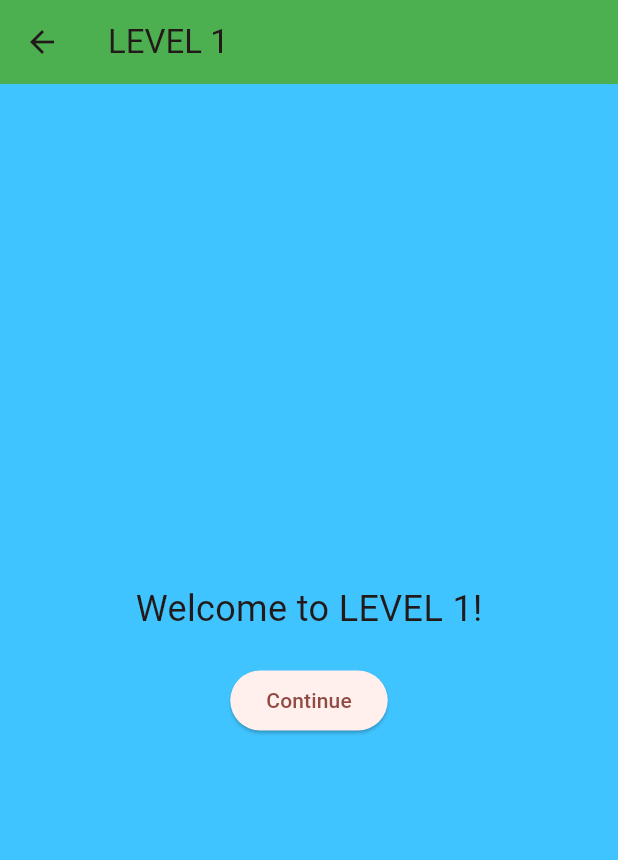
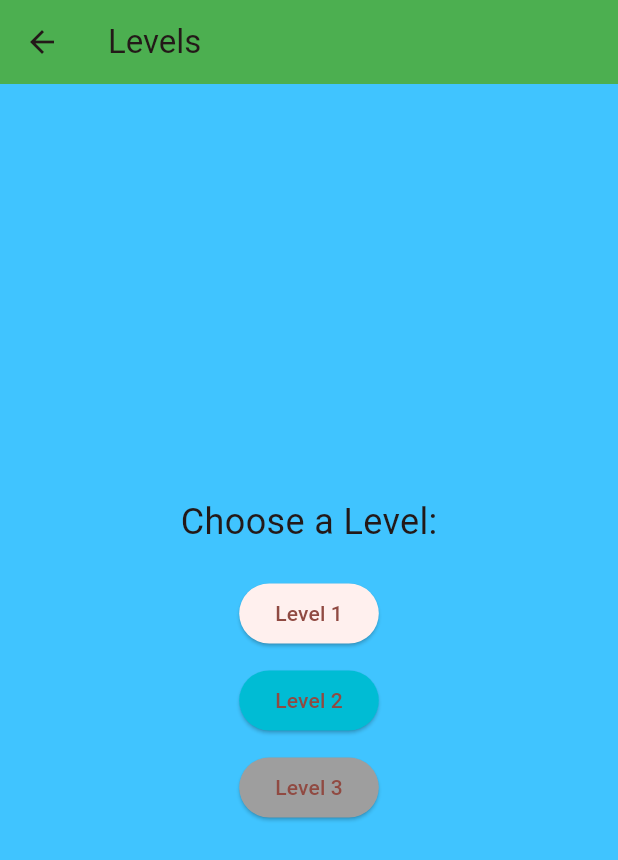
Before and after one commit to nandananp/money-matrix-front-end, a Flutter app: the InstructionsPage screen opened directly, after a tap on "Next", on a phone screen of 412 x 824 dp. Shown: the top 860 px of the screen. Run offline on Flutter 3.47's test engine with Material 3 defaults, Android fonts, the phone set to English and light mode, and no system bars.

Commit message:
feature: frame addition

```diff
--- a/lib/main.dart
+++ b/lib/main.dart
@@ -168,11 +168,75 @@ class InstructionsPage extends StatelessWidget {
                 Navigator.push(
                   context,
                   MaterialPageRoute(
+                    builder: (context) => const LevelsPage(), // Navigate to LevelsPage
+                  ),
+                );
+              },
+              child: const Text('Next'),
+            ),
+          ],
+        ),
+      ),
+    );
+  }
+}
+
+class LevelsPage extends StatelessWidget {
+  const LevelsPage({super.key});
+
+  @override
+  Widget build(BuildContext context) {
+    return Scaffold(
+      backgroundColor: Colors.lightBlueAccent,
+      appBar: AppBar(
+        title: const Text('Levels'),
+        backgroundColor: Colors.green,
+      ),
+      body: Center(
+        child: Column(
+          mainAxisAlignment: MainAxisAlignment.center,
+          children: [
+            const Text(
+              'Choose a Level:',
+              style: TextStyle(fontSize: 24),
+            ),
+            const SizedBox(height: 20), // Add some spacing
+            ElevatedButton(
+              onPressed: () {
+                Navigator.push(
+                  context,
+                  MaterialPageRoute(
                     builder: (context) => const NextPage(),
                   ),
                 );
               },
-              child: const Text('Next'),
+              child: const Text('Level 1'), // Navigate to Level 1 page
+            ),
+            const SizedBox(height: 10),
+            ElevatedButton(
+              onPressed: () {
+                // Level 2 is locked, do nothing or show a message
+                ScaffoldMessenger.of(context).showSnackBar(
+                  const SnackBar(content: Text('Level 2 is locked!')),
+                );
+              },
+              child: const Text('Level 2'), // Locked level
+              style: ElevatedButton.styleFrom(
+                primary: Colors.cyan, // Gray for locked level
+              ),
+            ),
+            const SizedBox(height: 10),
+            ElevatedButton(
+              onPressed: () {
+                // Level 3 is locked, do nothing or show a message
+                ScaffoldMessenger.of(context).showSnackBar(
+                  const SnackBar(content: Text('Level 3 is locked!')),
+                );
+              },
+              child: const Text('Level 3'), // Locked level
+              style: ElevatedButton.styleFrom(
+                primary: Colors.grey, // Gray for locked level
+              ),
             ),
           ],
         ),
@@ -195,7 +259,6 @@ class NextPage extends StatelessWidget {
       body: Center(
         child: Column(
           mainAxisAlignment: MainAxisAlignment.center,
-
           children: [
             const Text(
               'Welcome to LEVEL 1!', // Updated content
```
